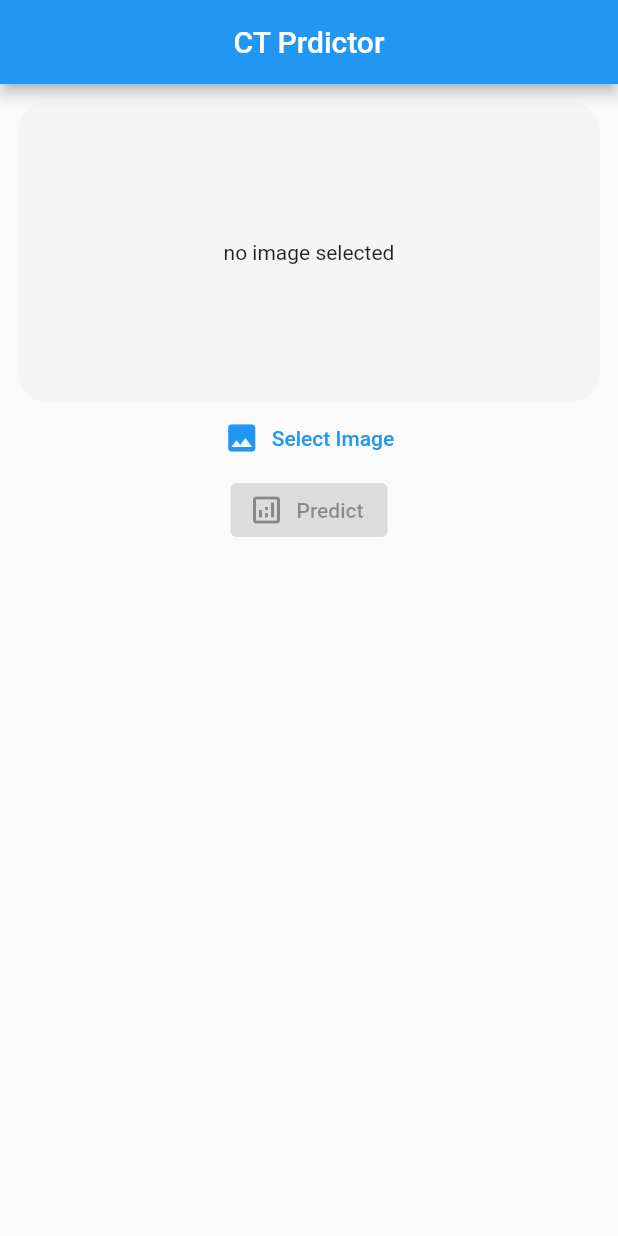
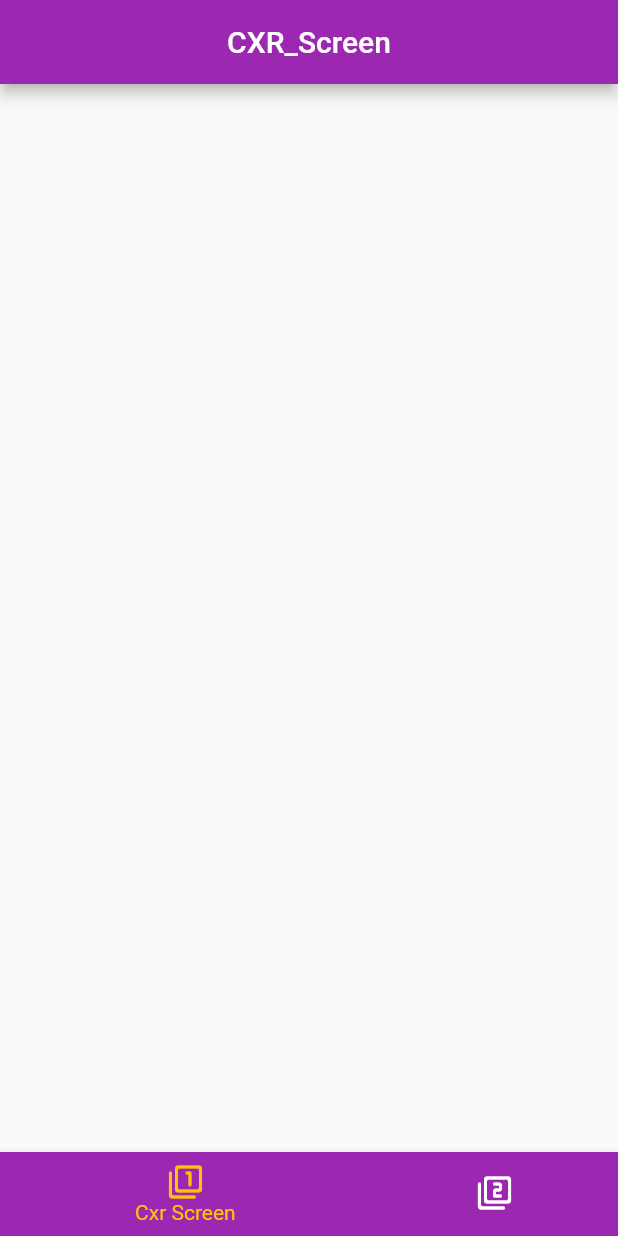
Before and after one commit to DSMalaviya/project_app, a Flutter app: the screen it shows after launch, on a phone screen of 412 x 824 dp. Run offline on Flutter 3.47's test engine with Material 2 defaults, Android fonts, the phone set to English and light mode, and no system bars; our stand-ins replace flutter_easyloading, image_picker.

Commit message:
third commit

```diff
--- a/lib/main.dart
+++ b/lib/main.dart
@@ -2,6 +2,7 @@ import 'package:flutter/material.dart';
 import 'package:flutter_easyloading/flutter_easyloading.dart';
 
 import './views/ct_page.dart';
+import './views/tabs_screen.dart';
 
 void main() {
   runApp(MyApp());
@@ -13,10 +14,8 @@ class MyApp extends StatelessWidget {
   Widget build(BuildContext context) {
     return MaterialApp(
       title: 'Flutter Demo',
-      theme: ThemeData(
-        primarySwatch: Colors.blue,
-      ),
-      home: CTPage(),
+      theme: ThemeData(primarySwatch: Colors.purple, accentColor: Colors.amber),
+      home: Tabs_screen(),
       builder: EasyLoading.init(),
     );
   }
--- a/lib/views/ct_page.dart
+++ b/lib/views/ct_page.dart
@@ -58,12 +58,7 @@ class _CTPageState extends State<CTPage> {
 
   @override
   Widget build(BuildContext context) {
-    return Scaffold(
-      appBar: AppBar(
-        title: Text('CT Prdictor'),
-        centerTitle: true,
-      ),
-      body: Container(
+    return Container(
       width: double.infinity,
       padding: EdgeInsets.all(12),
       child: Column(
@@ -105,7 +100,9 @@ class _CTPageState extends State<CTPage> {
                         child: Text(
                           'Prediction',
                           style: TextStyle(
-                                fontSize: 20, fontWeight: FontWeight.bold),
+                            fontSize: 20,
+                            fontWeight: FontWeight.bold,
+                          ),
                         ),
                       ),
                       DataTable(
@@ -136,7 +133,6 @@ class _CTPageState extends State<CTPage> {
           )
         ],
       ),
-      ),
     );
   }
 }
--- a/lib/views/cxr_page.dart
+++ b/lib/views/cxr_page.dart
@@ -0,0 +1,13 @@
+import 'package:flutter/material.dart';
+
+class CXR_page extends StatefulWidget {
+  @override
+  _CXR_pageState createState() => _CXR_pageState();
+}
+
+class _CXR_pageState extends State<CXR_page> {
+  @override
+  Widget build(BuildContext context) {
+    return Container();
+  }
+}
--- /dev/null
+++ b/lib/views/tabs_screen.dart
@@ -0,0 +1,53 @@
+import 'package:flutter/material.dart';
+
+import './ct_page.dart';
+import './cxr_page.dart';
+
+class Tabs_screen extends StatefulWidget {
+  @override
+  _Tabs_screenState createState() => _Tabs_screenState();
+}
+
+class _Tabs_screenState extends State<Tabs_screen> {
+  List<Map<String, Object>> pages = [
+    {'page': 'CXR_Screen', 'body': CXR_page()},
+    {'page': 'CT_Screen', 'body': CTPage()}
+  ];
+
+  int _selectedPageindex = 0;
+
+  void _selectPage(int index) {
+    setState(() {
+      _selectedPageindex = index;
+    });
+  }
+
+  @override
+  Widget build(BuildContext context) {
+    return Scaffold(
+      appBar: AppBar(
+        title: Text(pages[_selectedPageindex]['page']),
+        centerTitle: true,
+      ),
+      body: pages[_selectedPageindex]['body'],
+      bottomNavigationBar: BottomNavigationBar(
+        items: [
+          BottomNavigationBarItem(
+              icon: Icon(Icons.filter_1_rounded),
+              label: 'Cxr Screen',
+              backgroundColor: Colors.purple),
+          BottomNavigationBarItem(
+              icon: Icon(Icons.filter_2_rounded),
+              label: 'Ct Screen',
+              backgroundColor: Colors.purple)
+        ],
+        onTap: _selectPage,
+        currentIndex: _selectedPageindex,
+        type: BottomNavigationBarType.shifting,
+        selectedItemColor: Theme.of(context).accentColor,
+        unselectedItemColor: Colors.white,
+        elevation: 5,
+      ),
+    );
+  }
+}
--- a/pubspec.yaml
+++ b/pubspec.yaml
@@ -26,7 +26,6 @@ dependencies:
   image_picker: ^0.7.3
   http: ^0.13.1
   flutter_easyloading: ^3.0.0
-
 
   # The following adds the Cupertino Icons font to your application.
   # Use with the CupertinoIcons class for iOS style icons.
```
Lines whose indentation alone changed are shown as unchanged.
